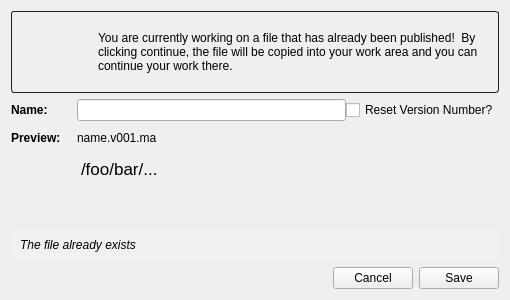
Above: resources/save_as_form.ui from shotgunsoftware/tk-multi-workfiles2 before the change. Below: the same form after it.
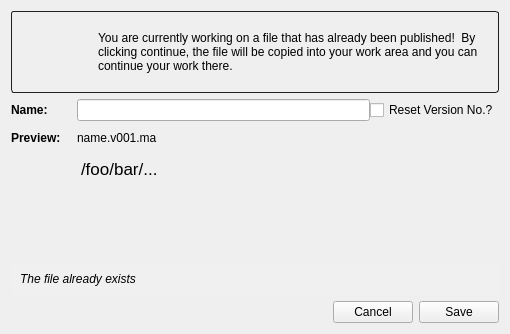
That is the form after the change. Icons and pictures are not drawn.

```diff
--- a/resources/save_as_form.ui
+++ b/resources/save_as_form.ui
@@ -7,7 +7,7 @@
     <x>0</x>
     <y>0</y>
     <width>510</width>
-    <height>300</height>
+    <height>334</height>
    </rect>
   </property>
   <property name="minimumSize">
@@ -113,7 +113,7 @@
        <item>
         <widget class="QCheckBox" name="reset_version_cb">
          <property name="text">
-          <string>Reset Version Number?</string>
+          <string>Reset Version No.?</string>
          </property>
         </widget>
        </item>
```
